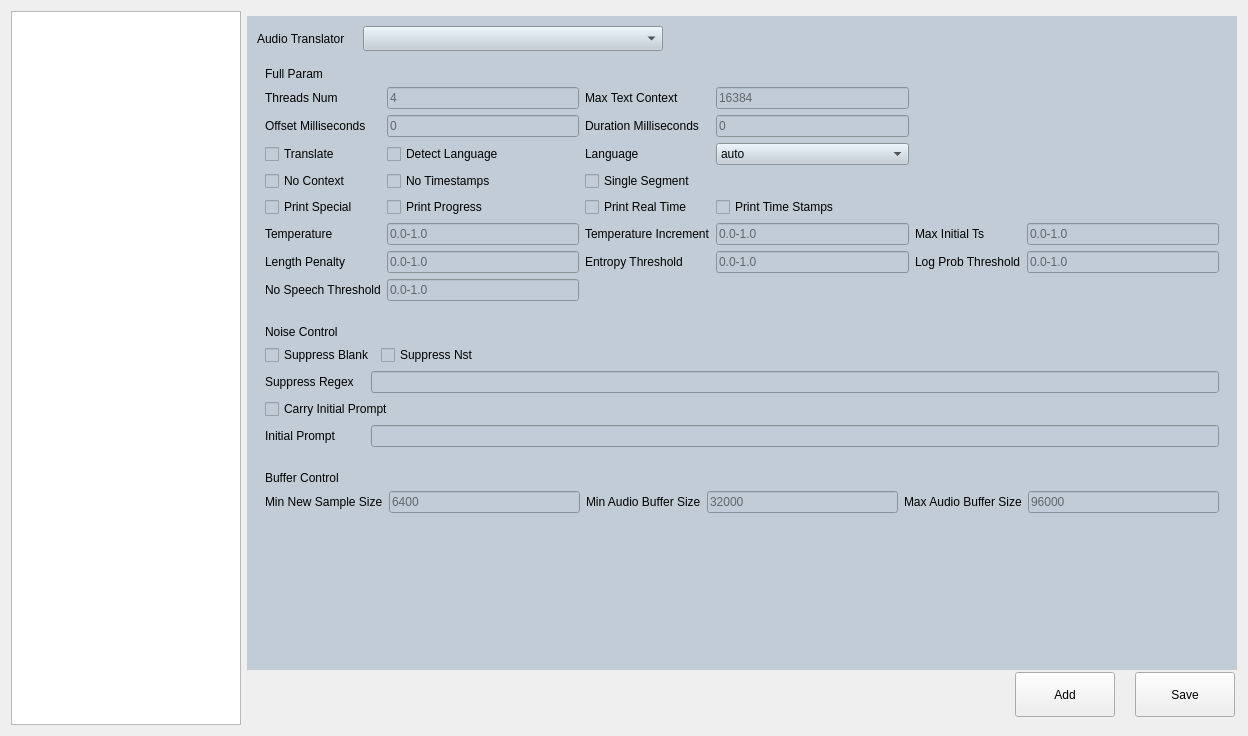
This is src/setting_page/SettingPageHardware.ui in hanjingo/rag-qt as Qt 5 draws it before an edit. The edited form follows.
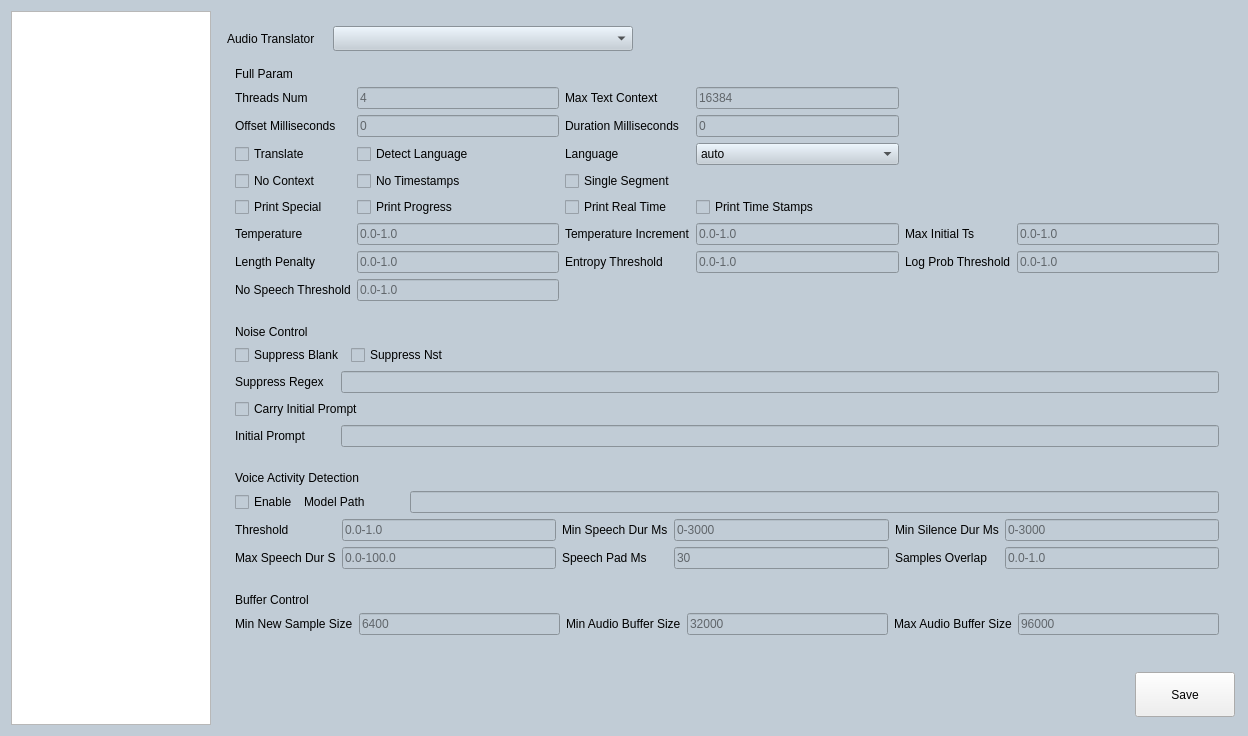
This is the edited form.

The edit to the form file:
```diff
--- a/src/setting_page/SettingPageHardware.ui
+++ b/src/setting_page/SettingPageHardware.ui
@@ -20,20 +20,20 @@
    <string>Form</string>
   </property>
   <property name="styleSheet">
-   <string notr="true">QWidget#SettingPageHistory{background-color:#C1CCD6;}</string>
+   <string notr="true">QWidget#SettingPageHardware{background-color:#C1CCD6;}</string>
   </property>
-  <layout class="QHBoxLayout" name="horizontalLayout_2">
-   <item>
+  <layout class="QGridLayout" name="gridLayout">
+   <item row="0" column="0">
     <widget class="QListWidget" name="listWidgetCatalog">
      <property name="maximumSize">
       <size>
-       <width>300</width>
+       <width>200</width>
        <height>16777215</height>
       </size>
      </property>
     </widget>
    </item>
-   <item>
+   <item row="0" column="1">
     <layout class="QVBoxLayout" name="wgtRight">
      <property name="spacing">
       <number>0</number>
@@ -794,6 +794,294 @@
               </layout>
              </widget>
             </item>
+            <item>
+             <widget class="QWidget" name="wgtFullParam_2" native="true">
+              <property name="styleSheet">
+               <string notr="true">background-color:#C1CCD6;</string>
+              </property>
+              <layout class="QGridLayout" name="gridLayout_6">
+               <item row="0" column="0">
+                <widget class="QLabel" name="lblVADTitle">
+                 <property name="minimumSize">
+                  <size>
+                   <width>100</width>
+                   <height>0</height>
+                  </size>
+                 </property>
+                 <property name="font">
+                  <font>
+                   <italic>false</italic>
+                   <bold>false</bold>
+                  </font>
+                 </property>
+                 <property name="text">
+                  <string>Voice Activity Detection</string>
+                 </property>
+                </widget>
+               </item>
+               <item row="1" column="0">
+                <layout class="QHBoxLayout" name="horizontalLayout_2">
+                 <item>
+                  <widget class="QCheckBox" name="ckVADEnable">
+                   <property name="text">
+                    <string>Enable</string>
+                   </property>
+                  </widget>
+                 </item>
+                 <item>
+                  <widget class="QLabel" name="lblVADModelPath">
+                   <property name="minimumSize">
+                    <size>
+                     <width>100</width>
+                     <height>0</height>
+                    </size>
+                   </property>
+                   <property name="font">
+                    <font>
+                     <italic>false</italic>
+                     <bold>false</bold>
+                    </font>
+                   </property>
+                   <property name="text">
+                    <string>Model Path</string>
+                   </property>
+                  </widget>
+                 </item>
+                 <item>
+                  <widget class="QLineEdit" name="editVADModelPath">
+                   <property name="font">
+                    <font>
+                     <italic>false</italic>
+                     <bold>false</bold>
+                    </font>
+                   </property>
+                   <property name="text">
+                    <string/>
+                   </property>
+                   <property name="placeholderText">
+                    <string/>
+                   </property>
+                  </widget>
+                 </item>
+                </layout>
+               </item>
+               <item row="2" column="0">
+                <layout class="QGridLayout" name="gridLayout_2">
+                 <item row="0" column="5">
+                  <widget class="QLineEdit" name="editVADMinSilenceDurMs">
+                   <property name="font">
+                    <font>
+                     <italic>false</italic>
+                     <bold>false</bold>
+                    </font>
+                   </property>
+                   <property name="text">
+                    <string/>
+                   </property>
+                   <property name="placeholderText">
+                    <string>0-3000</string>
+                   </property>
+                  </widget>
+                 </item>
+                 <item row="0" column="0">
+                  <widget class="QLabel" name="lblVADThreshold">
+                   <property name="minimumSize">
+                    <size>
+                     <width>100</width>
+                     <height>0</height>
+                    </size>
+                   </property>
+                   <property name="font">
+                    <font>
+                     <italic>false</italic>
+                     <bold>false</bold>
+                    </font>
+                   </property>
+                   <property name="text">
+                    <string>Threshold</string>
+                   </property>
+                  </widget>
+                 </item>
+                 <item row="0" column="2">
+                  <widget class="QLabel" name="lblVADMinSpeechDurMs">
+                   <property name="minimumSize">
+                    <size>
+                     <width>100</width>
+                     <height>0</height>
+                    </size>
+                   </property>
+                   <property name="font">
+                    <font>
+                     <italic>false</italic>
+                     <bold>false</bold>
+                    </font>
+                   </property>
+                   <property name="text">
+                    <string>Min Speech Dur Ms</string>
+                   </property>
+                  </widget>
+                 </item>
+                 <item row="0" column="4">
+                  <widget class="QLabel" name="lblVADMinSilenceDurMs">
+                   <property name="minimumSize">
+                    <size>
+                     <width>100</width>
+                     <height>0</height>
+                    </size>
+                   </property>
+                   <property name="font">
+                    <font>
+                     <italic>false</italic>
+                     <bold>false</bold>
+                    </font>
+                   </property>
+                   <property name="text">
+                    <string>Min Silence Dur Ms</string>
+                   </property>
+                  </widget>
+                 </item>
+                 <item row="0" column="3">
+                  <widget class="QLineEdit" name="editVADMinSpeechDurMs">
+                   <property name="font">
+                    <font>
+                     <italic>false</italic>
+                     <bold>false</bold>
+                    </font>
+                   </property>
+                   <property name="text">
+                    <string/>
+                   </property>
+                   <property name="placeholderText">
+                    <string>0-3000</string>
+                   </property>
+                  </widget>
+                 </item>
+                 <item row="0" column="1">
+                  <widget class="QLineEdit" name="editVADThreshold">
+                   <property name="font">
+                    <font>
+                     <italic>false</italic>
+                     <bold>false</bold>
+                    </font>
+                   </property>
+                   <property name="text">
+                    <string/>
+                   </property>
+                   <property name="placeholderText">
+                    <string>0.0-1.0</string>
+                   </property>
+                  </widget>
+                 </item>
+                 <item row="1" column="5">
+                  <widget class="QLineEdit" name="editVADSamplesOverlap">
+                   <property name="font">
+                    <font>
+                     <italic>false</italic>
+                     <bold>false</bold>
+                    </font>
+                   </property>
+                   <property name="text">
+                    <string/>
+                   </property>
+                   <property name="placeholderText">
+                    <string>0.0-1.0</string>
+                   </property>
+                  </widget>
+                 </item>
+                 <item row="1" column="4">
+                  <widget class="QLabel" name="lblVADSamplesOverlap">
+                   <property name="minimumSize">
+                    <size>
+                     <width>100</width>
+                     <height>0</height>
+                    </size>
+                   </property>
+                   <property name="font">
+                    <font>
+                     <italic>false</italic>
+                     <bold>false</bold>
+                    </font>
+                   </property>
+                   <property name="text">
+                    <string>Samples Overlap</string>
+                   </property>
+                  </widget>
+                 </item>
+                 <item row="1" column="3">
+                  <widget class="QLineEdit" name="editVADSpeechPadMs">
+                   <property name="font">
+                    <font>
+                     <italic>false</italic>
+                     <bold>false</bold>
+                    </font>
+                   </property>
+                   <property name="text">
+                    <string/>
+                   </property>
+                   <property name="placeholderText">
+                    <string>30</string>
+                   </property>
+                  </widget>
+                 </item>
+                 <item row="1" column="2">
+                  <widget class="QLabel" name="lblVADSpeechPadMs">
+                   <property name="minimumSize">
+                    <size>
+                     <width>100</width>
+                     <height>0</height>
+                    </size>
+                   </property>
+                   <property name="font">
+                    <font>
+                     <italic>false</italic>
+                     <bold>false</bold>
+                    </font>
+                   </property>
+                   <property name="text">
+                    <string>Speech Pad Ms</string>
+                   </property>
+                  </widget>
+                 </item>
+                 <item row="1" column="0">
+                  <widget class="QLabel" name="lblVADMaxSpeechDurS">
+                   <property name="minimumSize">
+                    <size>
+                     <width>100</width>
+                     <height>0</height>
+                    </size>
+                   </property>
+                   <property name="font">
+                    <font>
+                     <italic>false</italic>
+                     <bold>false</bold>
+                    </font>
+                   </property>
+                   <property name="text">
+                    <string>Max Speech Dur S</string>
+                   </property>
+                  </widget>
+                 </item>
+                 <item row="1" column="1">
+                  <widget class="QLineEdit" name="editVADMaxSpeechDurS">
+                   <property name="font">
+                    <font>
+                     <italic>false</italic>
+                     <bold>false</bold>
+                    </font>
+                   </property>
+                   <property name="text">
+                    <string/>
+                   </property>
+                   <property name="placeholderText">
+                    <string>0.0-100.0</string>
+                   </property>
+                  </widget>
+                 </item>
+                </layout>
+               </item>
+              </layout>
+             </widget>
+            </item>
             <item>
              <widget class="QWidget" name="wgtMuteControl" native="true">
               <property name="styleSheet">
@@ -985,19 +1273,6 @@
           </property>
          </spacer>
         </item>
-        <item>
-         <widget class="QPushButton" name="btnAdd">
-          <property name="minimumSize">
-           <size>
-            <width>100</width>
-            <height>45</height>
-           </size>
-          </property>
-          <property name="text">
-           <string>Add</string>
-          </property>
-         </widget>
-        </item>
         <item>
          <widget class="QPushButton" name="btnSave">
           <property name="minimumSize">
```
